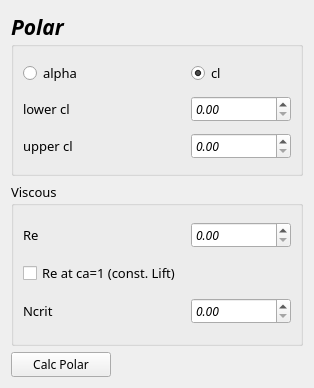
This is UI/polarWidget.ui in paulebieber/FoilBoXX as Qt 5 draws it before an edit. The edited form follows.
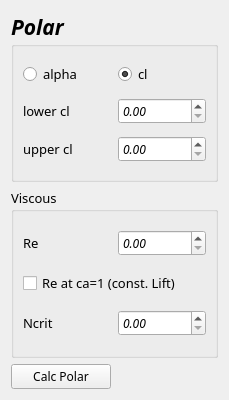
This is the edited form.

```diff
--- a/UI/polarWidget.ui
+++ b/UI/polarWidget.ui
@@ -6,8 +6,8 @@
    <rect>
     <x>0</x>
     <y>0</y>
-    <width>314</width>
-    <height>388</height>
+    <width>229</width>
+    <height>400</height>
    </rect>
   </property>
   <property name="maximumSize">
```
Left out of the diff: 20 changed lines with no effect on the pictures.
